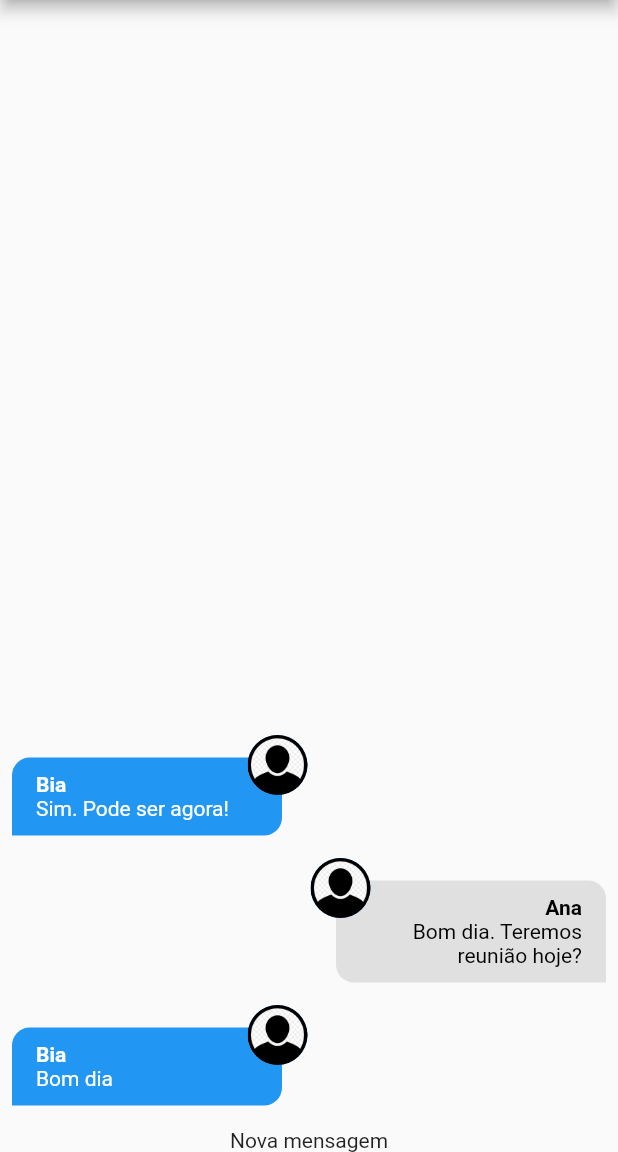
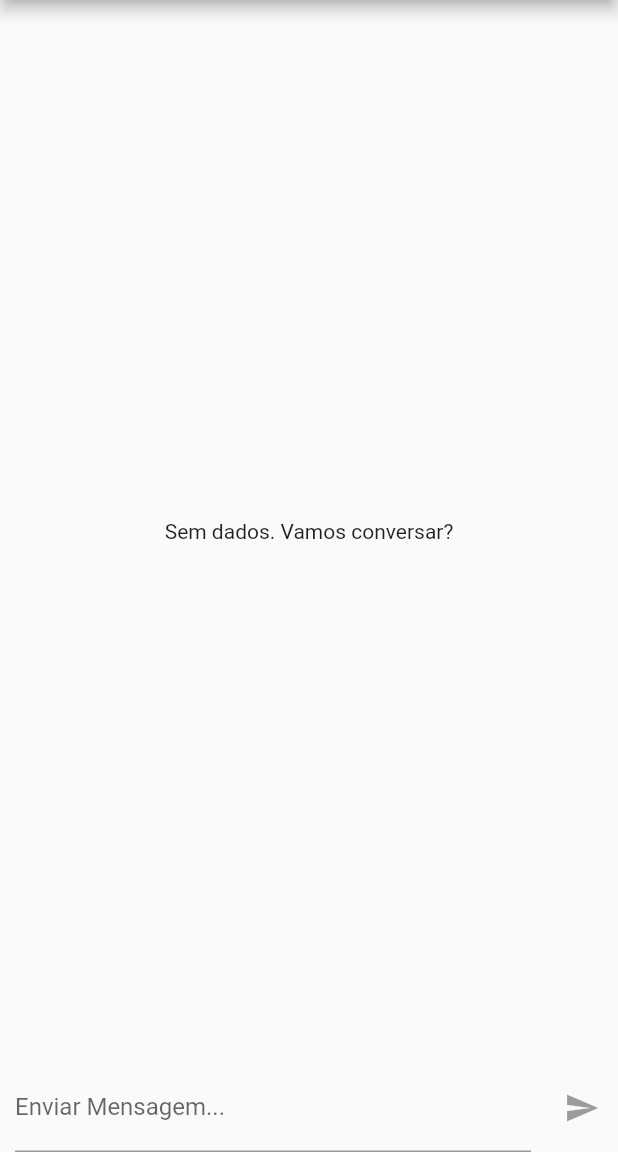
Before and after one commit to Jo-Analyst/Chat, a Flutter app: the screen it shows after launch, on a phone screen of 412 x 824 dp, the part 84-1236 px from its top. Run offline on Flutter 3.47's test engine with Material 2 defaults, Android fonts, the phone set to English and light mode, and no system bars; our stand-ins replace image_picker; accounts and stored records are empty.

Commit message:
Componente New Message

```diff
--- a/lib/components/new_message.dart
+++ b/lib/components/new_message.dart
@@ -1,12 +1,53 @@
+import 'package:chat/core/services/auth/auth_service.dart';
+import 'package:chat/core/services/chat/chat_service.dart';
 import 'package:flutter/material.dart';
 
-class NewMessage extends StatelessWidget {
+class NewMessage extends StatefulWidget {
   const NewMessage({super.key});
 
   @override
+  State<NewMessage> createState() => _NewMessageState();
+}
+
+class _NewMessageState extends State<NewMessage> {
+  String _message = "";
+  final _messageController = TextEditingController();
+
+  Future<void> _sendMessage() async {
+    final user = AuthService().currentUser;
+
+    if (user != null) {
+      await ChatService().save(_message, user);
+      _messageController.clear();
+    }
+  }
+
+  @override
   Widget build(BuildContext context) {
-    return const Center(
-      child: Text("Nova mensagem"),
+    return Row(
+      children: [
+        Expanded(
+          child: Container(
+            margin: const EdgeInsets.symmetric(horizontal: 10),
+            child: TextField(
+              controller: _messageController,
+              onChanged: (msg) => setState(() => _message = msg),
+              decoration: const InputDecoration(
+                labelText: "Enviar Mensagem...",
+              ),
+              onSubmitted: (_) {
+                if (_message.trim().isNotEmpty) {
+                  _sendMessage();
+                }
+              },
+            ),
+          ),
+        ),
+        IconButton(
+          onPressed: _message.trim().isEmpty ? null : _sendMessage,
+          icon: const Icon(Icons.send),
+        ),
+      ],
     );
   }
 }
--- a/lib/core/services/chat/chat_mock_service.dart
+++ b/lib/core/services/chat/chat_mock_service.dart
@@ -5,32 +5,7 @@ import 'package:chat/core/models/chat_user.dart';
 import 'package:chat/core/services/chat/chat_service.dart';
 
 class ChatMockService implements ChatService {
-  static final List<ChatMessage> _msg = [
-    ChatMessage(
-      id: '1',
-      text: 'Bom dia',
-      createdAt: DateTime.now(),
-      userId: '123',
-      userName: 'Bia',
-      userImageUrl: 'assets/images/avatar.png',
-    ),
-    ChatMessage(
-      id: '2',
-      text: 'Bom dia. Teremos reunião hoje?',
-      createdAt: DateTime.now(),
-      userId: '456',
-      userName: 'Ana',
-      userImageUrl: 'assets/images/avatar.png',
-    ),
-    ChatMessage(
-      id: '3',
-      text: 'Sim. Pode ser agora!',
-      createdAt: DateTime.now(),
-      userId: '123',
-      userName: 'Bia',
-      userImageUrl: 'assets/images/avatar.png',
-    ),
-  ];
+  static final List<ChatMessage> _msg = [];
 
   static MultiStreamController<List<ChatMessage>>? _controller;
   static final _msgsStream = Stream<List<ChatMessage>>.multi((controller) {
@@ -55,7 +30,7 @@ class ChatMockService implements ChatService {
     );
 
     _msg.add(newMessage);
-    _controller?.add(_msg);
+    _controller?.add(_msg.reversed.toList());
     return newMessage;
   }
 }
```
